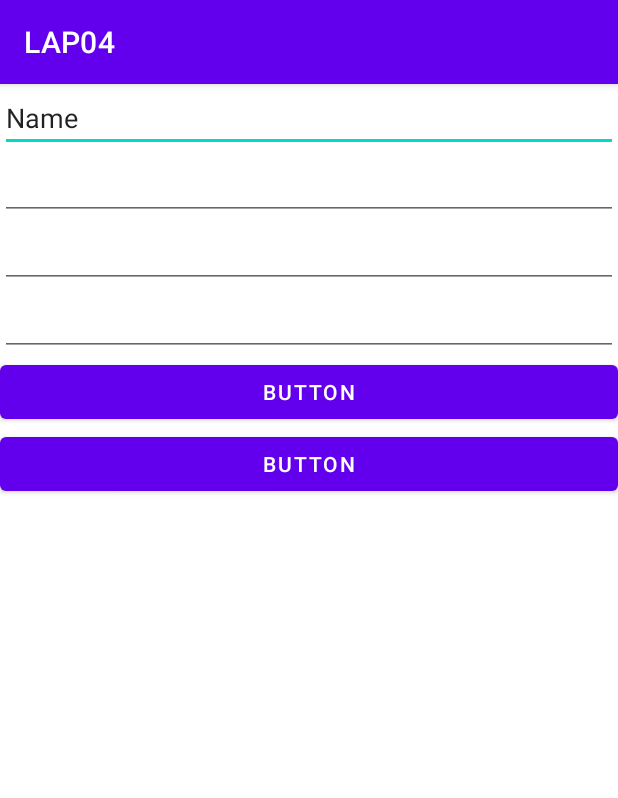
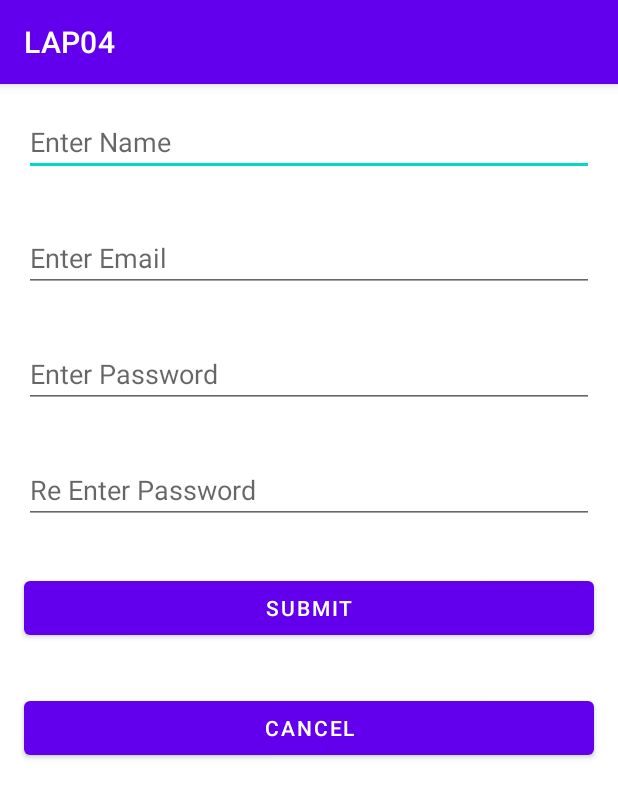
Before and after one commit to IT21176210/LAP04, an Android app: the screen it shows after launch (MainActivity), on a phone screen of 412 x 824 dp. Shown: the top 798 px of the screen. Run offline under Robolectric (Android 15) with nearby library versions, the phone set to English and light mode, and no system bars.

Commit message:
Designed the Login Form

```diff
--- a/app/src/main/res/layout/activity_main.xml
+++ b/app/src/main/res/layout/activity_main.xml
@@ -3,49 +3,77 @@
     xmlns:app="http://schemas.android.com/apk/res-auto"
     xmlns:tools="http://schemas.android.com/tools"
     android:layout_width="match_parent"
-    android:layout_height="match_parent"
+    android:layout_height="wrap_content"
     android:orientation="vertical"
-    tools:context=".MainActivity" >
+    tools:context=".MainActivity">
 
     <EditText
         android:id="@+id/edtName"
         android:layout_width="match_parent"
         android:layout_height="wrap_content"
+        android:layout_marginLeft="16dp"
+        android:layout_marginTop="16dp"
+        android:layout_marginRight="16dp"
+        android:layout_marginBottom="16dp"
         android:ems="10"
         android:hint="@string/edtName"
-        android:inputType="textPersonName"
-        android:text="Name" />
+        android:inputType="textPersonName" />
 
     <EditText
         android:id="@+id/edtEmail"
         android:layout_width="match_parent"
         android:layout_height="wrap_content"
+        android:layout_marginLeft="16dp"
+        android:layout_marginTop="16dp"
+        android:layout_marginRight="16dp"
+        android:layout_marginBottom="16dp"
         android:ems="10"
+        android:hint="@string/edtEmail"
         android:inputType="textEmailAddress" />
 
     <EditText
         android:id="@+id/edtPassword"
         android:layout_width="match_parent"
         android:layout_height="wrap_content"
+        android:layout_marginLeft="16dp"
+        android:layout_marginTop="16dp"
+        android:layout_marginRight="16dp"
+        android:layout_marginBottom="16dp"
         android:ems="10"
+        android:hint="@string/edtPassword"
         android:inputType="textPassword" />
 
     <EditText
         android:id="@+id/edtReTypePassword"
         android:layout_width="match_parent"
         android:layout_height="wrap_content"
+        android:layout_marginLeft="16dp"
+        android:layout_marginTop="16dp"
+        android:layout_marginRight="16dp"
+        android:layout_marginBottom="16dp"
         android:ems="10"
+        android:hint="@string/edtReTypePassword"
         android:inputType="textPassword" />
 
     <Button
         android:id="@+id/btnSubmit"
         android:layout_width="match_parent"
         android:layout_height="wrap_content"
-        android:text="Button" />
+        android:layout_marginLeft="16dp"
+        android:layout_marginTop="16dp"
+        android:layout_marginRight="16dp"
+        android:layout_marginBottom="16dp"
+        android:hint="@string/btnSubmit"
+        android:textColorHint="#FFFFFF" />
 
     <Button
         android:id="@+id/btnCancel"
         android:layout_width="match_parent"
-        android:layout_height="wrap_content"
-        android:text="Button" />
+        android:layout_height="48dp"
+        android:layout_marginLeft="16dp"
+        android:layout_marginTop="16dp"
+        android:layout_marginRight="16dp"
+        android:layout_marginBottom="16dp"
+        android:hint="@string/btsCancel"
+        android:textColorHint="#FFFFFF" />
 </LinearLayout>
--- a/app/src/main/res/values/strings.xml
+++ b/app/src/main/res/values/strings.xml
@@ -1,4 +1,9 @@
 <resources>
     <string name="app_name">LAP04</string>
     <string name="edtName">Enter Name</string>
+    <string name="edtEmail">Enter Email</string>
+    <string name="edtPassword">Enter Password</string>
+    <string name="edtReTypePassword">Re Enter Password</string>
+    <string name="btnSubmit">SUBMIT</string>
+    <string name="btsCancel">CANCEL</string>
 </resources>
```
